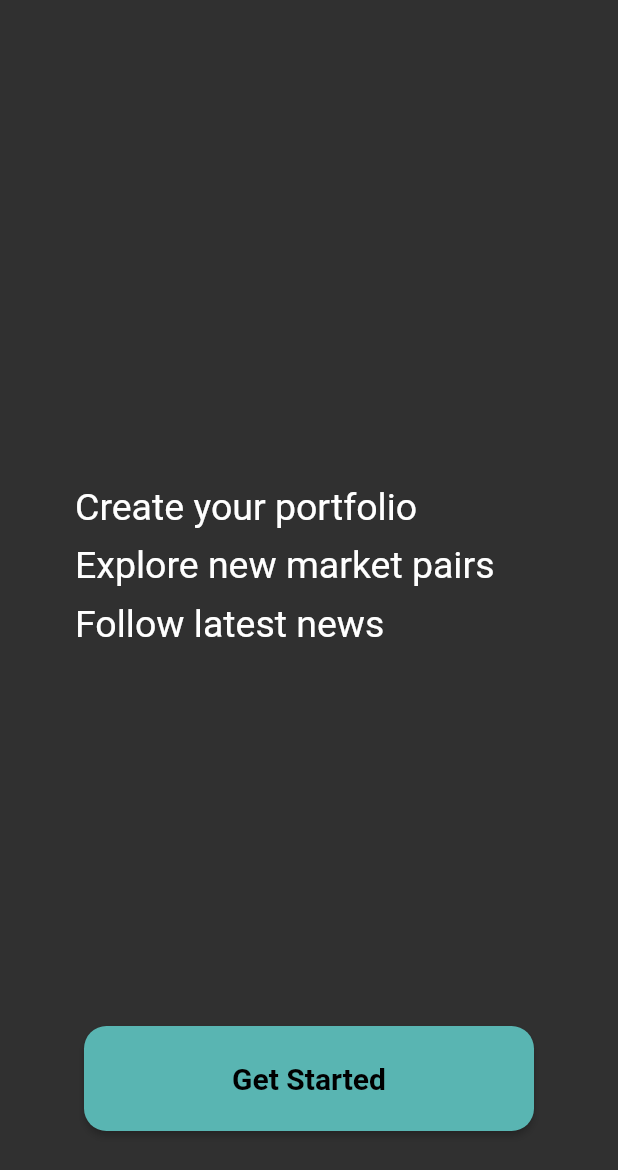
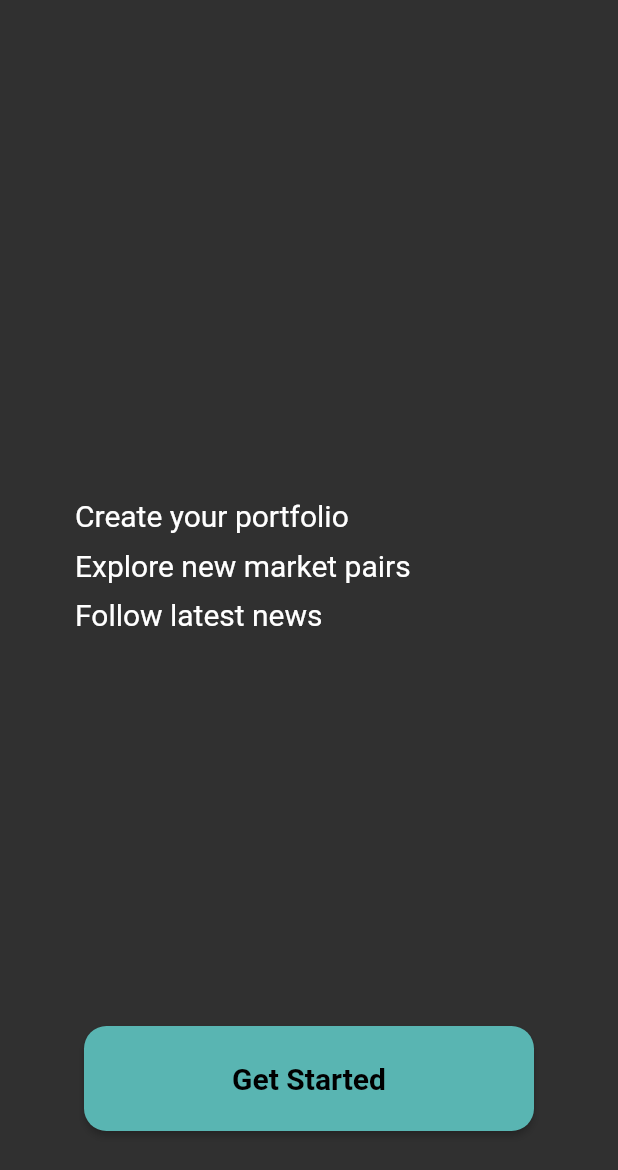
Before and after one commit to Charizard17/bit_holdings_app, a Flutter app: the LandingScreen screen opened directly, on a phone screen of 412 x 824 dp. Shown: the top 1170 px of the screen. Run offline on Flutter 3.47's test engine with Material 2 defaults, Android fonts, the phone set to English and light mode, and no system bars; our stand-ins replace cloud_firestore, firebase_auth, firebase_core, flutter_slidable; accounts and stored records are empty; network calls fail.

Commit message:
text theme deleted

```diff
--- a/lib/screens/add_coin_screen.dart
+++ b/lib/screens/add_coin_screen.dart
@@ -62,7 +62,9 @@ class _AddCoinScreenState extends State<AddCoinScreen> {
                     ),
                     Text(
                       'Add Coin',
-                      style: Theme.of(context).textTheme.headline5,
+                      style: TextStyle(
+                        fontSize: 25,
+                      ),
                     ),
                     Icon(
                       Icons.arrow_forward_rounded,
--- a/lib/screens/home_screen.dart
+++ b/lib/screens/home_screen.dart
@@ -16,7 +16,9 @@ class HomeScreen extends StatelessWidget {
           children: [
             Text(
               'Latest Quick News',
-              style: Theme.of(context).textTheme.headline5,
+              style: TextStyle(
+                fontSize: 25,
+              ),
             ),
             SizedBox(height: 20),
             Container(
--- a/lib/screens/landing_screen.dart
+++ b/lib/screens/landing_screen.dart
@@ -25,21 +25,27 @@ class LandingScreen extends StatelessWidget {
                   children: [
                     Text(
                       'Create your portfolio',
-                      style: Theme.of(context).textTheme.headline5,
+                      style: TextStyle(
+                        fontSize: 20,
+                      ),
                     ),
                     SizedBox(
                       height: 10,
                     ),
                     Text(
                       'Explore new market pairs',
-                      style: Theme.of(context).textTheme.headline5,
+                      style: TextStyle(
+                        fontSize: 20,
+                      ),
                     ),
                     SizedBox(
                       height: 10,
                     ),
                     Text(
                       'Follow latest news',
-                      style: Theme.of(context).textTheme.headline5,
+                      style: TextStyle(
+                        fontSize: 20,
+                      ),
                     ),
                   ],
                 ),
--- a/lib/screens/settings_screen.dart
+++ b/lib/screens/settings_screen.dart
@@ -22,7 +22,9 @@ class _SettingsScreenState extends State<SettingsScreen> {
           children: [
             Text(
               'Settings',
-              style: Theme.of(context).textTheme.headline5,
+              style: TextStyle(
+                fontSize: 25,
+              ),
             ),
             SizedBox(height: 20),
             Container(
```
Also changed, not shown: lib/main.dart (+0 -22 lines), lib/widgets/news_card_widget.dart (+6 -2 lines).
